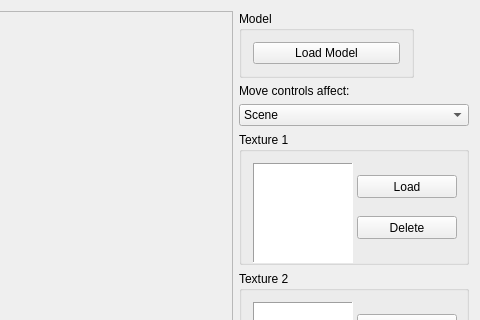
Above: project/forms/BasicGLWindow.ui from Vulpem/VQTGL before the change; both pictures show x 180 to 660 and y 0 to 320 of the 660 by 693 pixel window. Below: the same form after it.
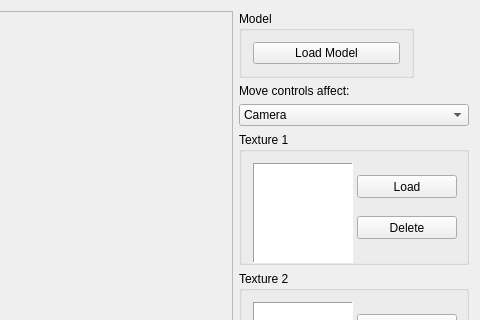
That is the form after the change.

```diff
--- a/project/forms/BasicGLWindow.ui
+++ b/project/forms/BasicGLWindow.ui
@@ -79,7 +79,7 @@
         <widget class="QComboBox" name="MoveControlsComboBox">
          <item>
           <property name="text">
-           <string>Scene</string>
+           <string>Camera</string>
           </property>
          </item>
          <item>
```
Left out of the diff: 2 changed lines with no effect on the pictures.
